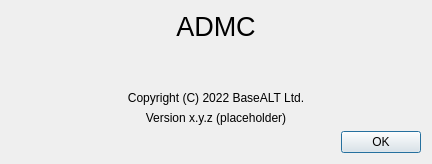
This is src/admc/about_dialog.ui in altlinux/admc as Qt 5 draws it before an edit. The edited form follows.
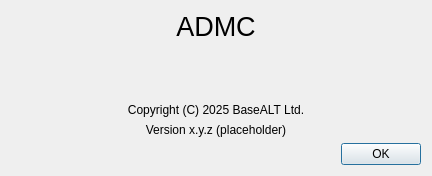
This is the edited form.

Commit message: The license has been updated in the about_dialog

The edit to the form file:
```diff
--- a/src/admc/about_dialog.ui
+++ b/src/admc/about_dialog.ui
@@ -7,7 +7,7 @@
     <x>0</x>
     <y>0</y>
     <width>432</width>
-    <height>164</height>
+    <height>176</height>
    </rect>
   </property>
   <property name="windowTitle">
@@ -47,7 +47,7 @@
    <item>
     <widget class="QLabel" name="label_2">
      <property name="text">
-      <string>Copyright (C) 2022 BaseALT Ltd.</string>
+      <string>Copyright (C) 2025 BaseALT Ltd.</string>
      </property>
      <property name="alignment">
       <set>Qt::AlignCenter</set>
```
